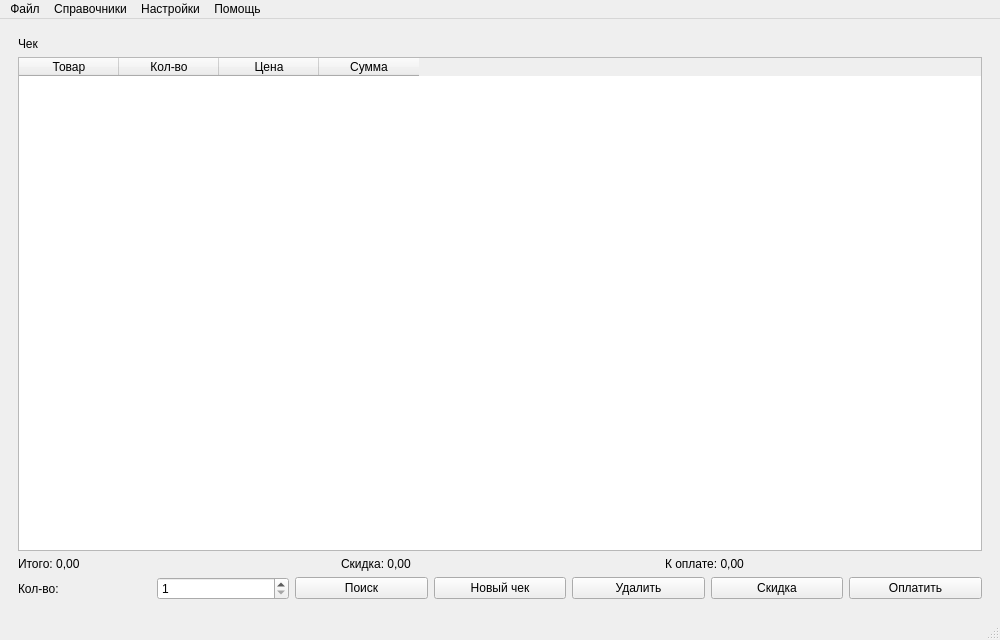
This is mainwindow.ui in MikhailBersenev/easyPOS as Qt 5 draws it before an edit. The edited form follows.
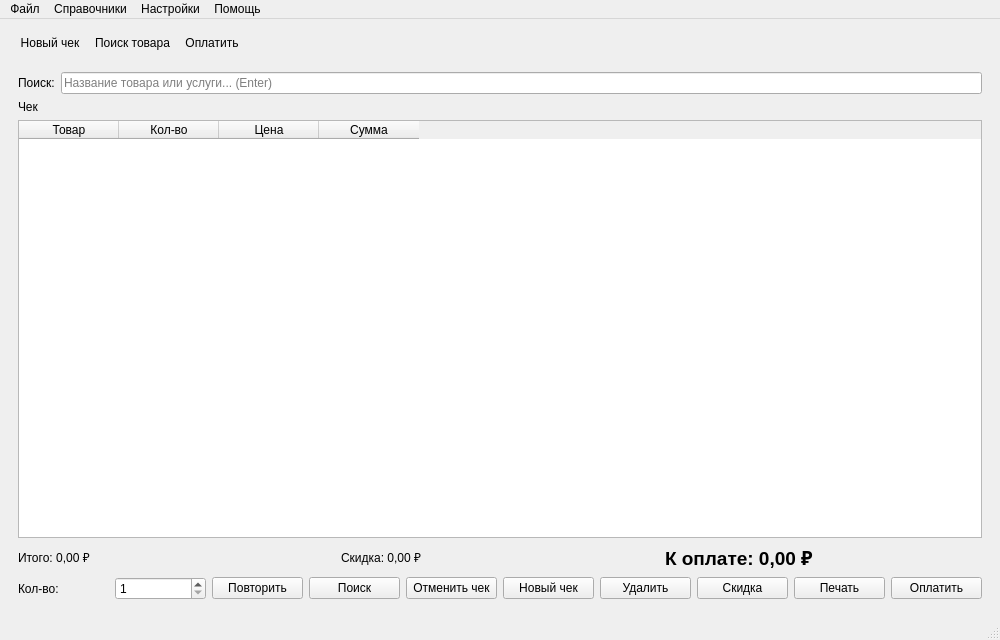
This is the edited form.

Patch:
```diff
--- a/mainwindow.ui
+++ b/mainwindow.ui
@@ -15,15 +15,70 @@
   </property>
   <widget class="QWidget" name="centralwidget">
    <layout class="QVBoxLayout" name="centralLayout">
+    <item>
+     <widget class="QToolBar" name="mainToolBar">
+      <property name="movable">
+       <bool>true</bool>
+      </property>
+      <property name="windowTitle">
+       <string>Панель инструментов</string>
+      </property>
+      <attribute name="toolBarArea">
+       <enum>TopToolBarArea</enum>
+      </attribute>
+      <attribute name="toolBarBreak">
+       <bool>false</bool>
+      </attribute>
+      <addaction name="actionNewCheck"/>
+      <addaction name="actionFindGood"/>
+      <addaction name="actionPay"/>
+     </widget>
+    </item>
     <item>
      <widget class="QWidget" name="centralPanel" native="true">
        <layout class="QVBoxLayout" name="rightLayout">
         <item>
-         <widget class="QLabel" name="checkLabel">
-          <property name="text">
-           <string>Чек</string>
-          </property>
-         </widget>
+         <layout class="QHBoxLayout" name="searchLayout">
+          <item>
+           <widget class="QLabel" name="searchLabel">
+            <property name="text">
+             <string>Поиск:</string>
+            </property>
+           </widget>
+          </item>
+          <item>
+           <widget class="QLineEdit" name="searchLineEdit">
+            <property name="placeholderText">
+             <string>Название товара или услуги... (Enter)</string>
+            </property>
+           </widget>
+          </item>
+         </layout>
+        </item>
+        <item>
+         <layout class="QHBoxLayout" name="checkHeaderLayout">
+          <item>
+           <widget class="QLabel" name="checkLabel">
+            <property name="text">
+             <string>Чек</string>
+            </property>
+           </widget>
+          </item>
+          <item>
+           <widget class="QLabel" name="checkNumberLabel">
+            <property name="text">
+             <string/>
+            </property>
+           </widget>
+          </item>
+          <item>
+           <widget class="QLabel" name="itemsCountLabel">
+            <property name="text">
+             <string/>
+            </property>
+           </widget>
+          </item>
+         </layout>
         </item>
         <item>
          <widget class="QTableWidget" name="checkWidget">
@@ -60,21 +115,28 @@
           <item>
            <widget class="QLabel" name="totalLabel">
             <property name="text">
-             <string>Итого: 0,00</string>
+             <string>Итого: 0,00 ₽</string>
             </property>
            </widget>
           </item>
           <item>
            <widget class="QLabel" name="discountLabel">
             <property name="text">
-             <string>Скидка: 0,00</string>
+             <string>Скидка: 0,00 ₽</string>
             </property>
            </widget>
           </item>
           <item>
            <widget class="QLabel" name="toPayLabel">
             <property name="text">
-             <string>К оплате: 0,00</string>
+             <string>К оплате: 0,00 ₽</string>
+            </property>
+            <property name="font">
+             <font>
+              <pointsize>14</pointsize>
+              <weight>75</weight>
+              <bold>true</bold>
+             </font>
             </property>
            </widget>
           </item>
@@ -102,11 +164,31 @@
             </property>
            </widget>
           </item>
+          <item>
+           <widget class="QPushButton" name="repeatButton">
+            <property name="text">
+             <string>Повторить</string>
+            </property>
+            <property name="toolTip">
+             <string>Добавить последнюю позицию снова (Ctrl+R)</string>
+            </property>
+          </widget>
+          </item>
           <item>
            <widget class="QPushButton" name="findGoodButton">
             <property name="text">
              <string>Поиск</string>
             </property>
+            <property name="toolTip">
+             <string>Поиск товара (F3)</string>
+            </property>
+           </widget>
+          </item>
+          <item>
+           <widget class="QPushButton" name="cancelCheckButton">
+            <property name="text">
+             <string>Отменить чек</string>
+            </property>
            </widget>
           </item>
           <item>
@@ -130,6 +212,16 @@
             </property>
            </widget>
           </item>
+          <item>
+           <widget class="QPushButton" name="printButton">
+            <property name="text">
+             <string>Печать</string>
+            </property>
+            <property name="toolTip">
+             <string>Распечатать чек</string>
+            </property>
+          </widget>
+          </item>
           <item>
            <widget class="QPushButton" name="payButton">
             <property name="text">
@@ -203,6 +295,82 @@
     <string>Ставки НДС</string>
    </property>
   </action>
+  <action name="actionSaveCheckToPdf">
+   <property name="text">
+    <string>Сохранить чек в PDF</string>
+   </property>
+  </action>
+  <action name="actionCheckHistory">
+   <property name="text">
+    <string>История чеков</string>
+   </property>
+  </action>
+  <action name="actionPrintAfterPay">
+   <property name="checkable">
+    <bool>true</bool>
+   </property>
+   <property name="checked">
+    <bool>true</bool>
+   </property>
+   <property name="text">
+    <string>Печатать чек после оплаты</string>
+   </property>
+  </action>
+  <action name="actionDbConnection">
+   <property name="text">
+    <string>Подключение к БД</string>
+   </property>
+  </action>
+  <action name="actionAbout">
+   <property name="text">
+    <string>О программе</string>
+   </property>
+  </action>
+  <action name="actionShortcuts">
+   <property name="text">
+    <string>Горячие клавиши</string>
+   </property>
+   <property name="shortcut">
+    <string>F1</string>
+   </property>
+  </action>
+  <action name="actionLogout">
+   <property name="text">
+    <string>Выход</string>
+   </property>
+   <property name="shortcut">
+    <string>Ctrl+Q</string>
+   </property>
+  </action>
+  <action name="actionSalesReport">
+   <property name="text">
+    <string>Отчёт по продажам</string>
+   </property>
+  </action>
+  <action name="actionNewCheck">
+   <property name="text">
+    <string>Новый чек</string>
+   </property>
+   <property name="shortcut">
+    <string>F2</string>
+   </property>
+  </action>
+  <action name="actionFindGood">
+   <property name="text">
+    <string>Поиск товара</string>
+   </property>
+   <property name="shortcut">
+    <string>F3</string>
+   </property>
+  </action>
+  <action name="actionPay">
+   <property name="text">
+    <string>Оплатить</string>
+   </property>
+   <property name="shortcut">
+    <string>F4</string>
+   </property>
+  </action>
  </widget>
  <resources/>
  <connections/>
```
Left out of the diff: 8 changed lines with no effect on the pictures.
